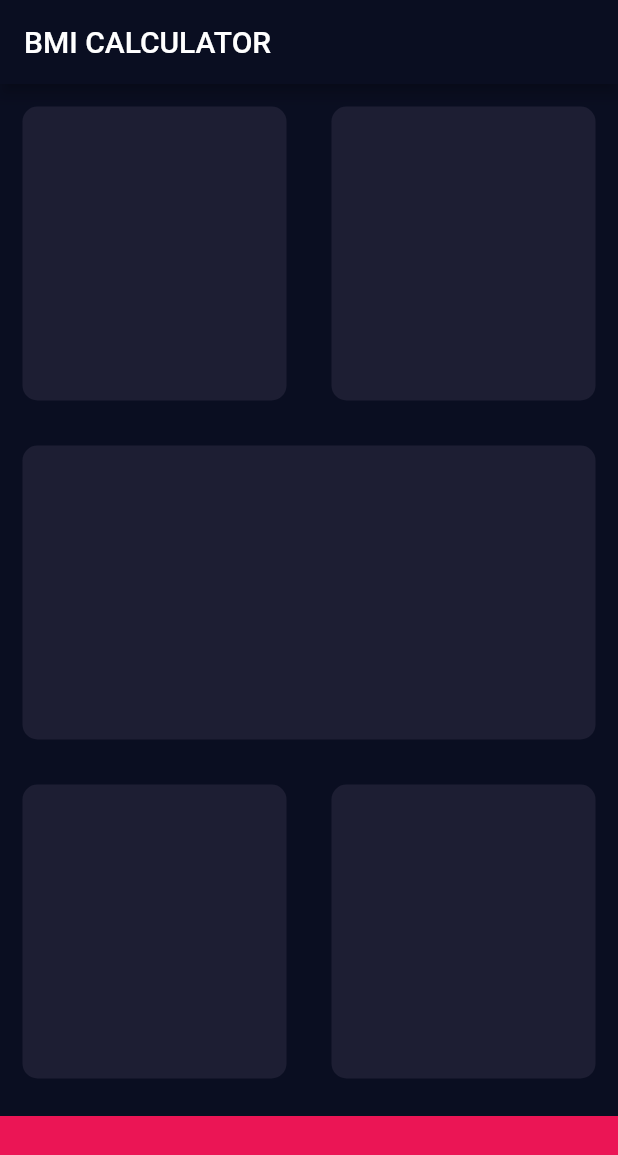
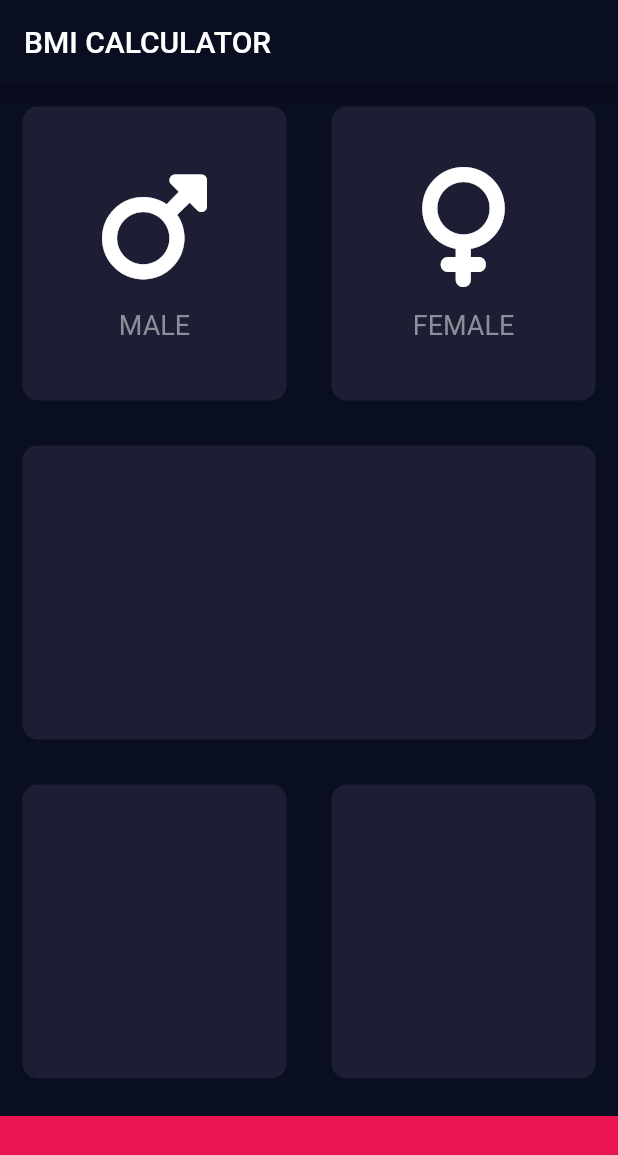
Before and after one commit to salvadorlemus/Flutter, a Flutter app: the screen it shows after launch, on a phone screen of 412 x 824 dp. Shown: the top 1155 px of the screen. Run offline on Flutter 3.47's test engine with Material 2 defaults, Android fonts, the phone set to English and light mode, and no system bars; our stand-ins replace font_awesome_flutter.

Commit message:
Added custom flutter icons Create CustomIconWidget class Refactor Rehusable card class Refactor InputPage class

```diff
--- /dev/null
+++ b/lib/CustomIconContentWidget.dart
@@ -0,0 +1,32 @@
+import 'package:flutter/material.dart';
+
+class CustomIconContentWidget extends StatelessWidget {
+  static const _hexTextColour = 0XFF8D8E98;
+  final String label;
+  final IconData icon;
+
+  final labelTextStyle = const TextStyle(
+    fontSize: 18.0,
+    color: Color(_hexTextColour),
+  );
+
+  const CustomIconContentWidget(
+      {super.key, required this.label, required this.icon});
+
+  @override
+  Widget build(BuildContext context) {
+    return Column(
+      mainAxisAlignment: MainAxisAlignment.center,
+      children: <Widget>[
+        Icon(icon, size: 80.0),
+        const SizedBox(
+          height: 15.0,
+        ),
+        Text(
+          label,
+          style: labelTextStyle,
+        )
+      ],
+    );
+  }
+}
--- a/lib/InputPage.dart
+++ b/lib/InputPage.dart
@@ -1,7 +1,10 @@
 // Purpose: This file contains the code for the input page of the BMI calculator.
 
 import 'package:flutter/material.dart';
+import 'package:font_awesome_flutter/font_awesome_flutter.dart';
+
 import 'ReusableCard.dart';
+import 'package:base/CustomIconContentWidget.dart';
 
 const _hexCardBackgroundColour = 0XFF1D1E33;
 const _hexButtonCalculateBMIBackgroundColour = 0xFFEB1555;
@@ -20,33 +23,39 @@ class _InputPageState extends State<InputPage> {
         title: const Text('BMI CALCULATOR'),
       ),
       // Container for the widget
-      body: Column (
+      body: Column(children: <Widget>[
+        Expanded(
+            child: Row(
           children: <Widget>[
-          Expanded(child: Row(
-            children: const <Widget>[
-              Expanded(child:
-              ReusableCard(
-                colour: Color(_hexCardBackgroundColour),
+            Expanded(
+              child: ReusableCard(
+                colour: const Color(_hexCardBackgroundColour),
+                cardChild: CustomIconContentWidget(
+                    label: "MALE", icon: FontAwesomeIcons.mars),
               ),
             ),
-              Expanded(child:
-              ReusableCard(
+            Expanded(
+              child: ReusableCard(
+                colour: const Color(_hexCardBackgroundColour),
+                cardChild: CustomIconContentWidget(
+                    label: 'FEMALE', icon: FontAwesomeIcons.venus),
+              ),
+            ),
+          ],
+        )),
+        Expanded(
+            child: Row(
+          children: <Widget>[
+            Expanded(
+              child: ReusableCard(
                 colour: Color(_hexCardBackgroundColour),
               ),
             ),
           ],
         )),
-          Expanded(child: Row(
-            children: const <Widget>[
-              Expanded(child:
-              ReusableCard(
-                colour: Color(_hexCardBackgroundColour),
-              ),
-              ),
-            ],
-          )),
-          Expanded(child: Row(
-            children: const <Widget>[
+        Expanded(
+            child: Row(
+          children: <Widget>[
             Expanded(
               child: ReusableCard(
                 colour: Color(_hexCardBackgroundColour),
@@ -65,8 +74,7 @@ class _InputPageState extends State<InputPage> {
           width: double.infinity,
           height: _buttonCalculateBMIHeight,
         ),
-        ]
-      ),
+      ]),
     );
   }
 }
--- a/lib/ReusableCard.dart
+++ b/lib/ReusableCard.dart
@@ -1,4 +1,5 @@
 // Purpose: This file contains the code for the reusable card custom widget of the BMI calculator.
+// https://dart.dev/null-safety
 
 import 'package:flutter/material.dart';
 
@@ -6,16 +7,21 @@ class ReusableCard extends StatelessWidget {
 
   final Color colour;
 
-  const ReusableCard ({required this.colour, super.key});
+  // Adding the ? makes the Widget optional and we don't require a cardChild for
+  // the ReusableCard widget in the constructor
+  final Widget? cardChild;
+
+  const ReusableCard ({super.key, required this.colour, this.cardChild});
 
   @override
   Widget build(BuildContext context) {
     return Container(
       margin: const EdgeInsets.all(15.0),
       decoration: BoxDecoration(
-        color: const Color(0xFF1D1E33),
+        color: colour,
         borderRadius: BorderRadius.circular(10.0),
       ),
+      child: cardChild,
     );
   }
 }
--- a/pubspec.yaml
+++ b/pubspec.yaml
@@ -13,6 +13,7 @@ dependencies:
     sdk: flutter
 
   cupertino_icons: ^1.0.2
+  font_awesome_flutter: ^10.4.0
 
 dev_dependencies:
   flutter_test:
```
Also changed, not shown: pubspec.lock. Lines whose indentation alone changed are shown as unchanged.
